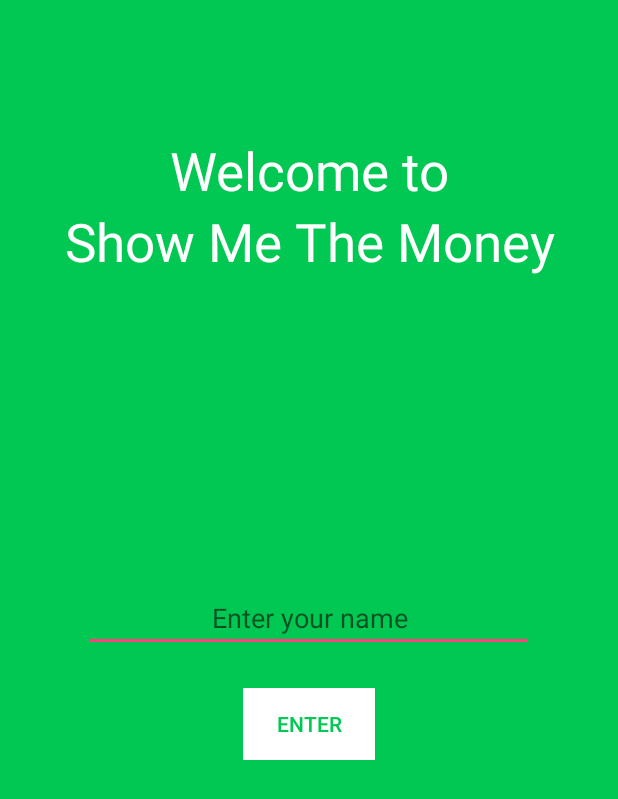
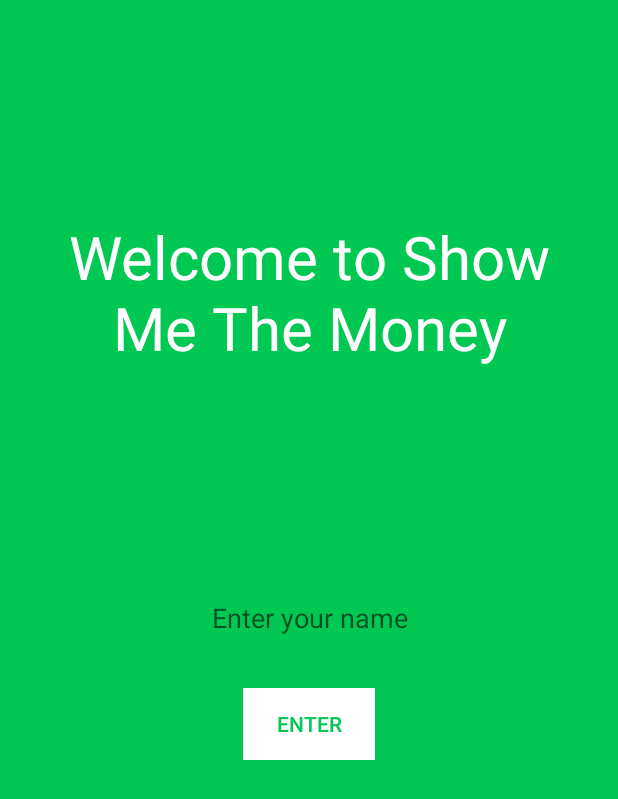
Before and after one commit to KevinLee00/ShowMeTheMoney, an Android app: the screen it shows after launch (WelcomeActivity), on a phone screen of 412 x 824 dp. Shown: the top 799 px of the screen. Run offline under Robolectric (Android 15) with nearby library versions, the phone set to English and light mode, and no system bars; libraries missing offline, so code that uses them is left out: com.rengwuxian.materialedittext; plain views replace MaterialEditText; 2 statements that could not run were skipped.

Commit message:
Change edit text styles

```diff
--- a/app/src/main/java/edu/ucsb/cs/cs185/nivek325/showmethemoney/WelcomeActivity.java
+++ b/app/src/main/java/edu/ucsb/cs/cs185/nivek325/showmethemoney/WelcomeActivity.java
@@ -2,10 +2,10 @@
 
 import android.content.Intent;
 import android.os.Bundle;
+import android.support.v4.content.ContextCompat;
 import android.support.v7.app.AppCompatActivity;
 import android.view.View;
 import android.widget.Button;
-import android.widget.EditText;
 
 import com.rengwuxian.materialedittext.MaterialEditText;
 
@@ -18,6 +18,8 @@
         final Intent intent = new Intent(this, MainActivity.class);
 
         final MaterialEditText editText = (MaterialEditText) findViewById(R.id.name_edit_text);
+        editText.setTextColor(ContextCompat.getColor(this, R.color.white));
+
         Button button = (Button) findViewById(R.id.welcome_button);
         button.setOnClickListener(new View.OnClickListener() {
             @Override
--- /dev/null
+++ b/app/src/main/res/drawable/cursor_drawable.xml
@@ -0,0 +1,5 @@
+<?xml version="1.0" encoding="utf-8"?>
+<shape xmlns:android="http://schemas.android.com/apk/res/android" android:shape="rectangle" >
+    <size android:width="2dp" />
+    <solid android:color="#ffc107"/>
+</shape>
--- a/app/src/main/res/layout/welcome.xml
+++ b/app/src/main/res/layout/welcome.xml
@@ -13,49 +13,32 @@
         android:layout_height="wrap_content"
         android:layout_centerInParent="true"
         android:layout_gravity="center"
-        android:layout_marginEnd="56dp"
-        android:layout_marginStart="56dp"
+        android:layout_marginEnd="16dp"
+        android:layout_marginStart="16dp"
         android:gravity="center"
         android:hint="@string/enter_name"
-        android:layout_marginTop="30dp"
-        app:met_textColorHint="@color/white"
-        android:textColor="@color/white"
-        android:maxLines="1"
+        android:imeOptions="actionDone"
         android:inputType="text"
-        android:imeOptions="actionDone"
-        />
+        android:textCursorDrawable="@drawable/cursor_drawable"
+        app:met_textColorHint="@color/white"/>
 
     <LinearLayout
         android:id="@+id/welcome_text_view_layout"
         android:layout_width="match_parent"
         android:layout_height="wrap_content"
         android:layout_above="@id/name_edit_text"
-        android:orientation="vertical"
         android:layout_alignParentTop="true">
 
         <TextView
-            android:id="@+id/welcome_to_text_view"
+            android:id="@+id/welcome_text_view"
             android:layout_width="match_parent"
-            android:layout_height="wrap_content"
-            android:layout_marginEnd="16dp"
-            android:layout_marginStart="16dp"
-            android:layout_marginTop="90dp"
-            android:gravity="center"
-            android:text="@string/welcome_to"
-            android:textColor="@color/white"
-            android:textSize="35sp"/>
-
-
-        <TextView
-            android:id="@+id/show_me_the_money_text_view"
-            android:layout_width="match_parent"
-            android:layout_height="wrap_content"
+            android:layout_height="match_parent"
             android:layout_marginEnd="16dp"
             android:layout_marginStart="16dp"
             android:gravity="center"
-            android:text="@string/title"
+            android:text="@string/welcome"
             android:textColor="@color/white"
-            android:textSize="35sp"/>
+            android:textSize="40sp"/>
 
     </LinearLayout>
 
@@ -69,7 +52,6 @@
         android:layout_marginTop="24dp"
         android:background="@color/white"
         android:text="@string/enter"
-        android:textColor="@color/primaryGreen"
-        />
+        android:textColor="@color/primaryGreen"/>
 
 </RelativeLayout>
--- a/app/src/main/res/values/strings.xml
+++ b/app/src/main/res/values/strings.xml
@@ -17,6 +17,6 @@
     <string name="enter_amount">Enter Amount</string>
     <string name="enter">Enter</string>
     <string name="enter_name">Enter your name</string>
-    <string name="welcome_to">Welcome to</string>
+    <string name="welcome">Welcome to Show Me The Money</string>
 
 </resources>
--- a/app/src/main/res/values/styles.xml
+++ b/app/src/main/res/values/styles.xml
@@ -3,9 +3,9 @@
     <!-- Base application theme. -->
     <style name="AppTheme" parent="Theme.AppCompat.Light.NoActionBar">
         <!-- Customize your theme here. -->
-        <item name="colorPrimary">@color/material_blue</item>
+        <item name="colorPrimary">@color/material_amber</item>
         <item name="colorPrimaryDark">@color/colorPrimaryDark</item>
-        <item name="colorAccent">@color/colorAccent</item>
+        <item name="colorAccent">@color/material_green</item>
     </style>
 
     <style name="light">
```
